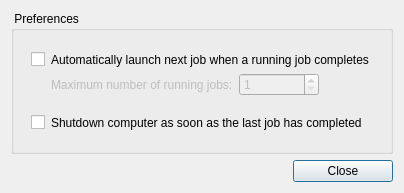
This is gui/win_preferences.ui in lordmulder/Simple-x264-Launcher as Qt 5 draws it before an edit. The edited form follows.
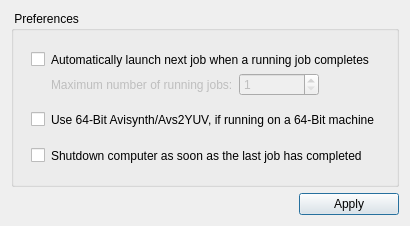
This is the edited form. Icons and pictures are not drawn.

Commit message: Added option to use 64-Bit Avisynth/Avs2YUV.

```diff
--- a/gui/win_preferences.ui
+++ b/gui/win_preferences.ui
@@ -9,8 +9,8 @@
    <rect>
     <x>0</x>
     <y>0</y>
-    <width>378</width>
-    <height>193</height>
+    <width>379</width>
+    <height>226</height>
    </rect>
   </property>
   <property name="windowTitle">
@@ -47,6 +47,65 @@
           </property>
          </widget>
         </item>
+        <item row="1" column="0" rowspan="6">
+         <spacer name="horizontalSpacer_2">
+          <property name="orientation">
+           <enum>Qt::Horizontal</enum>
+          </property>
+          <property name="sizeType">
+           <enum>QSizePolicy::Fixed</enum>
+          </property>
+          <property name="sizeHint" stdset="0">
+           <size>
+            <width>8</width>
+            <height>20</height>
+           </size>
+          </property>
+         </spacer>
+        </item>
+        <item row="1" column="6" rowspan="6">
+         <spacer name="horizontalSpacer_3">
+          <property name="orientation">
+           <enum>Qt::Horizontal</enum>
+          </property>
+          <property name="sizeType">
+           <enum>QSizePolicy::Fixed</enum>
+          </property>
+          <property name="sizeHint" stdset="0">
+           <size>
+            <width>12</width>
+            <height>20</height>
+           </size>
+          </property>
+         </spacer>
+        </item>
+        <item row="1" column="2" colspan="4">
+         <widget class="QLabel" name="labelRunNextJob">
+          <property name="text">
+           <string>Automatically launch next job when a running job completes</string>
+          </property>
+         </widget>
+        </item>
+        <item row="1" column="1">
+         <widget class="QCheckBox" name="checkRunNextJob">
+          <property name="text">
+           <string/>
+          </property>
+         </widget>
+        </item>
+        <item row="2" column="5">
+         <spacer name="horizontalSpacer_4">
+          <property name="orientation">
+           <enum>Qt::Horizontal</enum>
+          </property>
+          <property name="sizeHint" stdset="0">
+           <size>
+            <width>0</width>
+            <height>20</height>
+           </size>
+          </property>
+         </spacer>
+        </item>
         <item row="2" column="4">
          <widget class="QSpinBox" name="spinBoxJobCount">
           <property name="enabled">
@@ -69,65 +128,17 @@
           </property>
          </widget>
         </item>
-        <item row="2" column="5">
-         <spacer name="horizontalSpacer_4">
-          <property name="orientation">
-           <enum>Qt::Horizontal</enum>
+        <item row="4" column="1">
+         <widget class="QCheckBox" name="checkUse64BitAvs2YUV">
+          <property name="toolTip">
+           <string>If this option is un-checked (default), then 32-Bit Avisynth will be used - even when using 64-Bit x264.
+Please be aware that this option does NOT have any effect on 32-Bit systems.</string>
           </property>
-          <property name="sizeHint" stdset="0">
-           <size>
-            <width>0</width>
-            <height>20</height>
-           </size>
-          </property>
-         </spacer>
-        </item>
-        <item row="1" column="1">
-         <widget class="QCheckBox" name="checkRunNextJob">
           <property name="text">
            <string/>
           </property>
          </widget>
         </item>
-        <item row="1" column="2" colspan="4">
-         <widget class="QLabel" name="labelRunNextJob">
-          <property name="text">
-           <string>Automatically launch next job when a running job completes</string>
-          </property>
-         </widget>
-        </item>
-        <item row="1" column="6" rowspan="4">
-         <spacer name="horizontalSpacer_3">
-          <property name="orientation">
-           <enum>Qt::Horizontal</enum>
-          </property>
-          <property name="sizeType">
-           <enum>QSizePolicy::Fixed</enum>
-          </property>
-          <property name="sizeHint" stdset="0">
-           <size>
-            <width>12</width>
-            <height>20</height>
-           </size>
-          </property>
-         </spacer>
-        </item>
-        <item row="1" column="0" rowspan="4">
-         <spacer name="horizontalSpacer_2">
-          <property name="orientation">
-           <enum>Qt::Horizontal</enum>
-          </property>
-          <property name="sizeType">
-           <enum>QSizePolicy::Fixed</enum>
-          </property>
-          <property name="sizeHint" stdset="0">
-           <size>
-            <width>8</width>
-            <height>20</height>
-           </size>
-          </property>
-         </spacer>
-        </item>
         <item row="3" column="1" colspan="5">
          <spacer name="verticalSpacer">
           <property name="orientation">
@@ -144,14 +155,14 @@
           </property>
          </spacer>
         </item>
-        <item row="4" column="1">
+        <item row="6" column="1">
          <widget class="QCheckBox" name="checkShutdownComputer">
           <property name="text">
            <string/>
           </property>
          </widget>
         </item>
-        <item row="4" column="2" colspan="4">
+        <item row="6" column="2" colspan="4">
          <widget class="QLabel" name="labelShutdownComputer">
           <property name="text">
            <string>Shutdown computer as soon as the last job has completed</string>
@@ -174,7 +185,7 @@
           </property>
          </spacer>
         </item>
-        <item row="5" column="1" colspan="5">
+        <item row="7" column="1" colspan="5">
          <spacer name="verticalSpacer_3">
           <property name="orientation">
            <enum>Qt::Vertical</enum>
@@ -190,6 +201,33 @@
           </property>
          </spacer>
         </item>
+        <item row="4" column="2" colspan="4">
+         <widget class="QLabel" name="labelUse64BitAvs2YUV">
+          <property name="toolTip">
+           <string>If this option is un-checked (default), then 32-Bit Avisynth will be used - even when using 64-Bit x264.
+Please be aware that this option does NOT have any effect on 32-Bit systems.</string>
+          </property>
+          <property name="text">
+           <string>Use 64-Bit Avisynth/Avs2YUV, if running on a 64-Bit machine</string>
+          </property>
+         </widget>
+        </item>
+        <item row="5" column="2" colspan="4">
+         <spacer name="verticalSpacer_4">
+          <property name="orientation">
+           <enum>Qt::Vertical</enum>
+          </property>
+          <property name="sizeType">
+           <enum>QSizePolicy::Fixed</enum>
+          </property>
+          <property name="sizeHint" stdset="0">
+           <size>
+            <width>20</width>
+            <height>8</height>
+           </size>
+          </property>
+         </spacer>
+        </item>
        </layout>
       </item>
      </layout>
@@ -219,7 +257,7 @@
         </size>
        </property>
        <property name="text">
-        <string>Close</string>
+        <string>Apply</string>
        </property>
        <property name="icon">
         <iconset resource="../res/resources.qrc">
```
The commit also changes 9 other files.
